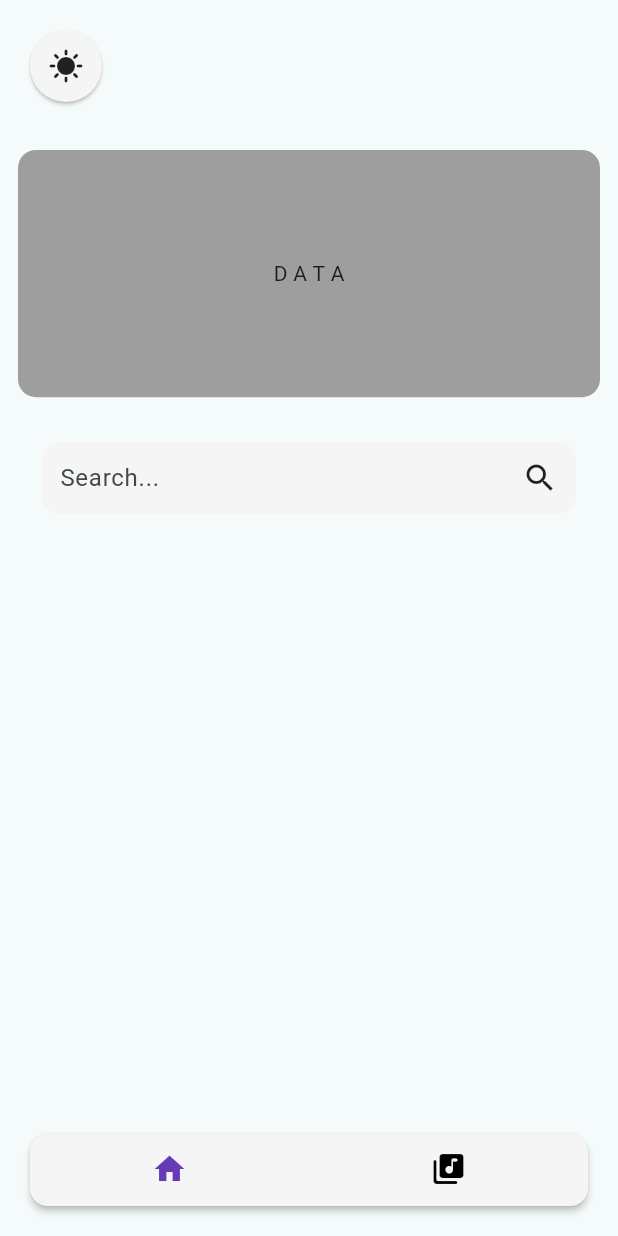
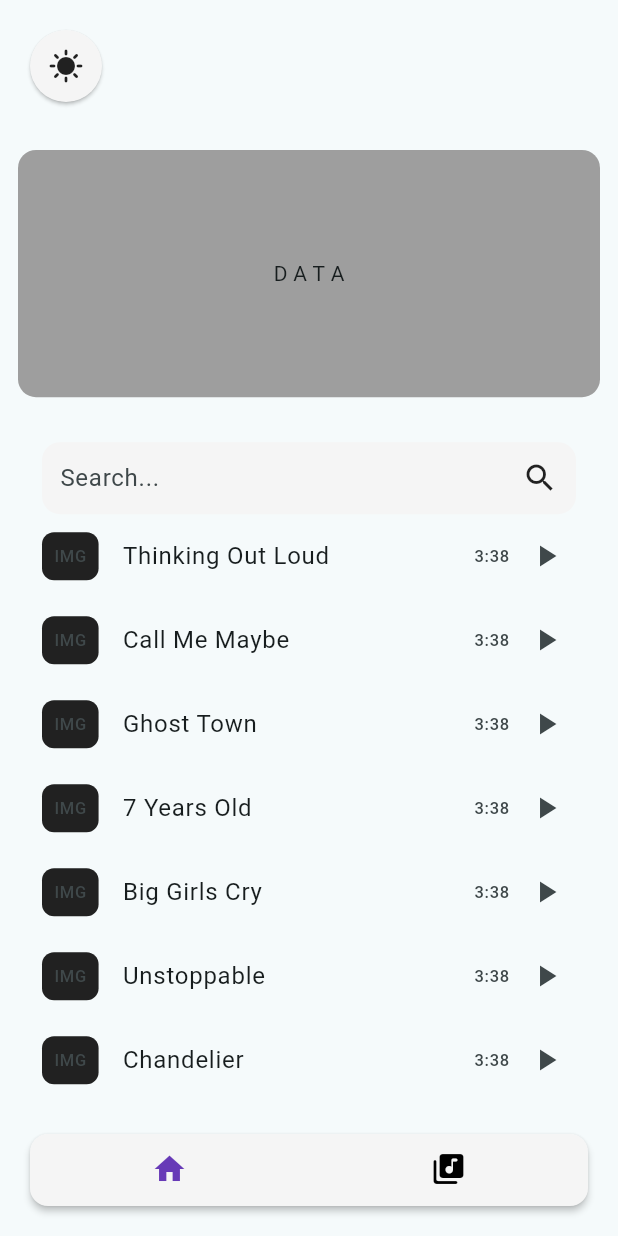
Before and after one commit to Justine-zip/Leap_Music_Player, a Flutter app: the screen it shows after launch, on a phone screen of 412 x 824 dp. Run offline on Flutter 3.47's test engine with Material 3 defaults, Android fonts, the phone set to English and light mode, and no system bars; our stand-ins replace device_preview.

Commit message:
added music list

```diff
--- /dev/null
+++ b/lib/components/music_list.dart
@@ -0,0 +1,50 @@
+import 'package:flutter/material.dart';
+
+class MusicList extends StatelessWidget {
+  MusicList({super.key});
+
+  final List<String> musicList = [
+    'Thinking Out Loud',
+    'Call Me Maybe',
+    'Ghost Town',
+    '7 Years Old',
+    'Big Girls Cry',
+    'Unstoppable',
+    'Chandelier',
+    'Snowman',
+    'Perfect',
+    'All Of Me',
+    'All I Ask',
+    'Iris',
+    'Lips Of An Angel',
+  ];
+
+  @override
+  Widget build(BuildContext context) {
+    return ListView.builder(
+      itemCount: musicList.length,
+      itemBuilder: (context, index) {
+        return ListTile(
+          leading: Container(
+            decoration: BoxDecoration(
+              color: Colors.grey[900],
+              borderRadius: BorderRadius.circular(8),
+            ),
+            child: Padding(
+              padding: const EdgeInsets.all(8.0),
+              child: Text('IMG'),
+            ),
+          ),
+          title: Text(musicList[index]),
+          trailing: SizedBox(
+            width: 60,
+            child: Row(
+              mainAxisAlignment: MainAxisAlignment.spaceBetween,
+              children: [Text('3:38'), Icon(Icons.play_arrow)],
+            ),
+          ),
+        );
+      },
+    );
+  }
+}
--- a/lib/pages/music_page.dart
+++ b/lib/pages/music_page.dart
@@ -1,4 +1,5 @@
 import 'package:flutter/material.dart';
+import 'package:leap/components/music_list.dart';
 import 'package:leap/components/my_searchbox.dart';
 
 class MusicPage extends StatefulWidget {
@@ -31,6 +32,7 @@ class _MusicPageState extends State<MusicPage> {
             ),
             SizedBox(height: 30),
             MySearchbox(hint: 'Search...'),
+            Expanded(child: MusicList()),
           ],
         ),
       ),
```
